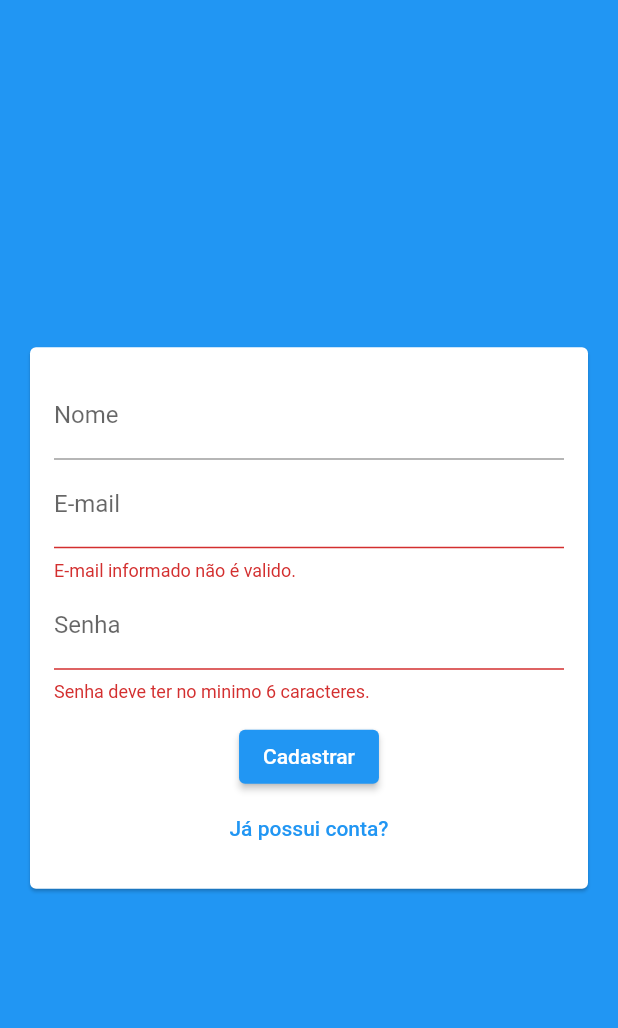
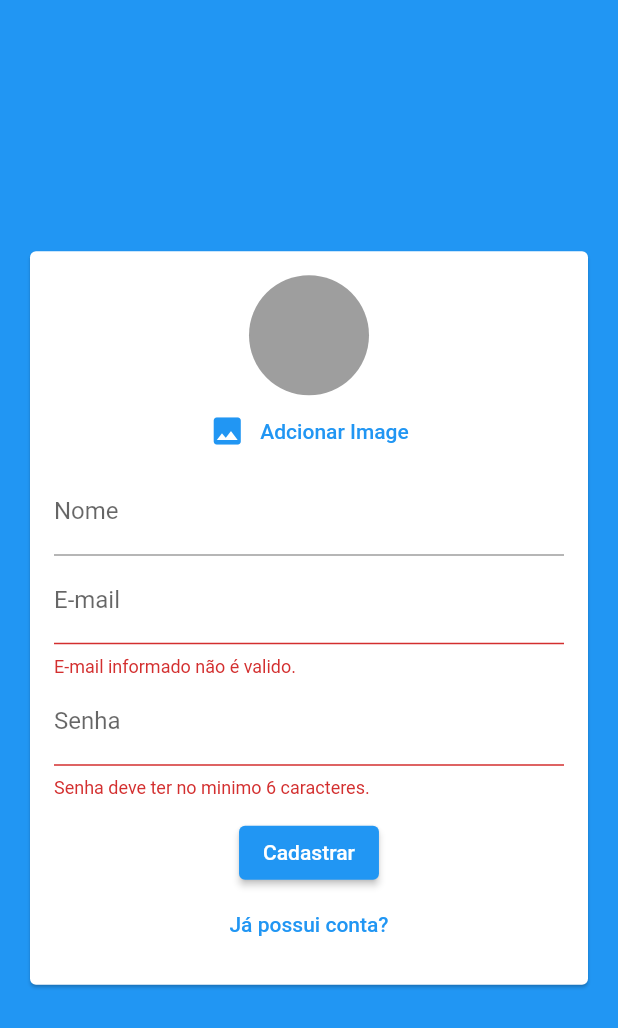
Before and after one commit to absjuniordev/chat, a Flutter app: the screen it shows after launch, after a tap on "Entrar", after a tap on "Criar uma nova conta?", on a phone screen of 412 x 824 dp. Shown: the top 1028 px of the screen. Run offline on Flutter 3.47's test engine with Material 2 defaults, Android fonts, the phone set to English and light mode, and no system bars; our stand-ins replace image_picker.

Commit message:
Auth Page #06

```diff
--- a/lib/coponents/auth_form.dart
+++ b/lib/coponents/auth_form.dart
@@ -1,3 +1,6 @@
+import 'dart:io';
+
+import 'package:chat/coponents/user_image_picker.dart';
 import 'package:chat/models/auth_form_data.dart';
 import 'package:flutter/material.dart';
 
@@ -17,9 +20,26 @@ class _AuthFormState extends State<AuthForm> {
   final _formKey = GlobalKey<FormState>();
   final _formData = AuthFormData();
 
+  void _handleImagePick(File image) {
+    _formData.image = image;
+  }
+
+  void _showError(String msg) {
+    ScaffoldMessenger.of(context).showSnackBar(
+      SnackBar(
+        content: Text(msg),
+        backgroundColor: Theme.of(context).errorColor,
+      ),
+    );
+  }
+
   void _submit() {
     final isValid = _formKey.currentState?.validate() ?? false;
     if (!isValid) return;
+
+    if (_formData.image == null && _formData.isSignup) {
+      return _showError('Image não selecionada!');
+    }
     widget.onSubmit(_formData);
   }
 
@@ -33,6 +53,8 @@ class _AuthFormState extends State<AuthForm> {
           key: _formKey,
           child: Column(
             children: [
+              if (_formData.isSignup)
+                UserImagePicker(onImagePick: _handleImagePick),
               if (_formData.isSignup)
                 TextFormField(
                   key: const ValueKey('name'),
--- /dev/null
+++ b/lib/coponents/user_image_picker.dart
@@ -0,0 +1,62 @@
+import 'dart:io';
+import 'package:flutter/material.dart';
+import 'package:image_picker/image_picker.dart';
+
+class UserImagePicker extends StatefulWidget {
+  final void Function(File image) onImagePick;
+  const UserImagePicker({
+    super.key,
+    required this.onImagePick,
+  });
+
+  @override
+  State<UserImagePicker> createState() => _UserImagePickerState();
+}
+
+class _UserImagePickerState extends State<UserImagePicker> {
+  File? _image;
+
+  Future<void> _pickImage() async {
+    final picker = ImagePicker();
+    final pickedImage = await picker.pickImage(
+      source: ImageSource.gallery,
+      imageQuality: 50,
+      maxWidth: 150,
+    );
+
+    if (pickedImage != null) {
+      setState(() {
+        _image = File(pickedImage.path);
+      });
+
+      widget.onImagePick(_image!);
+    }
+  }
+
+  @override
+  Widget build(BuildContext context) {
+    return Column(
+      children: [
+        CircleAvatar(
+          radius: 40,
+          backgroundColor: Colors.grey,
+          backgroundImage: _image != null ? FileImage(_image!) : null,
+        ),
+        TextButton(
+          onPressed: _pickImage,
+          child: Row(
+            mainAxisAlignment: MainAxisAlignment.center,
+            children: [
+              Icon(
+                Icons.image,
+                color: Theme.of(context).primaryColor,
+              ),
+              const SizedBox(width: 10),
+              const Text('Adcionar Image')
+            ],
+          ),
+        )
+      ],
+    );
+  }
+}
--- a/lib/pages/auth_page.dart
+++ b/lib/pages/auth_page.dart
@@ -20,7 +20,7 @@ class _AuthPageState extends State<AuthPage> {
     print('AuthPage...');
     print(formData.email);
 
-    //setState(() => _isLoading = false);
+    setState(() => _isLoading = false);
   }
 
   @override
```
